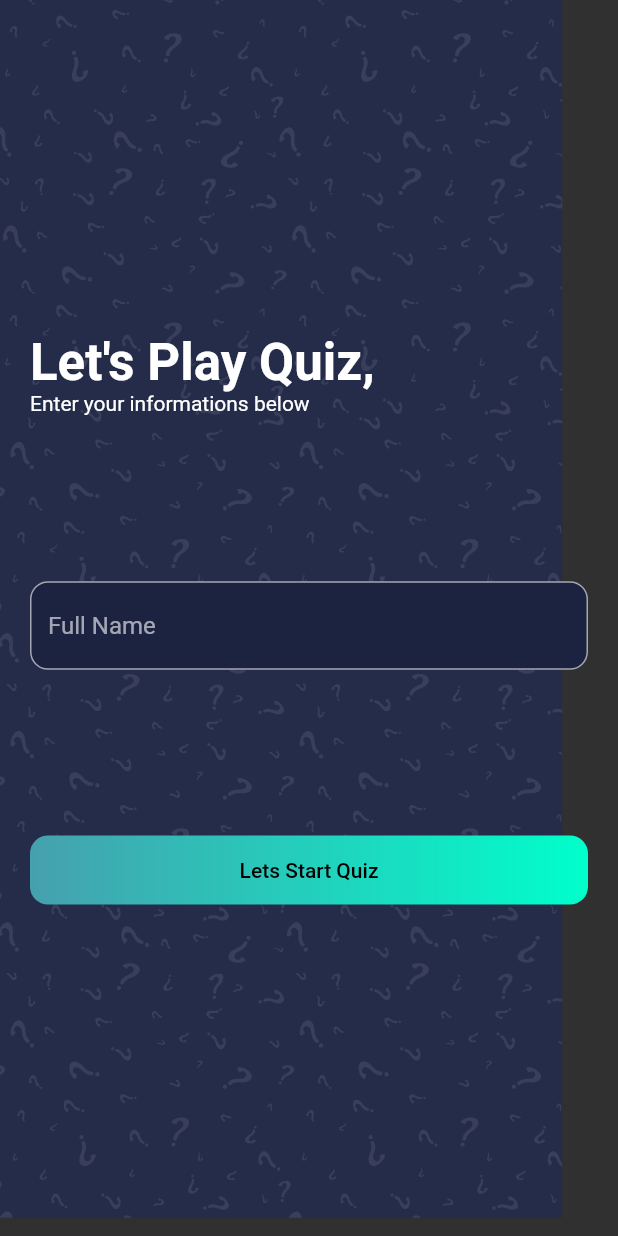
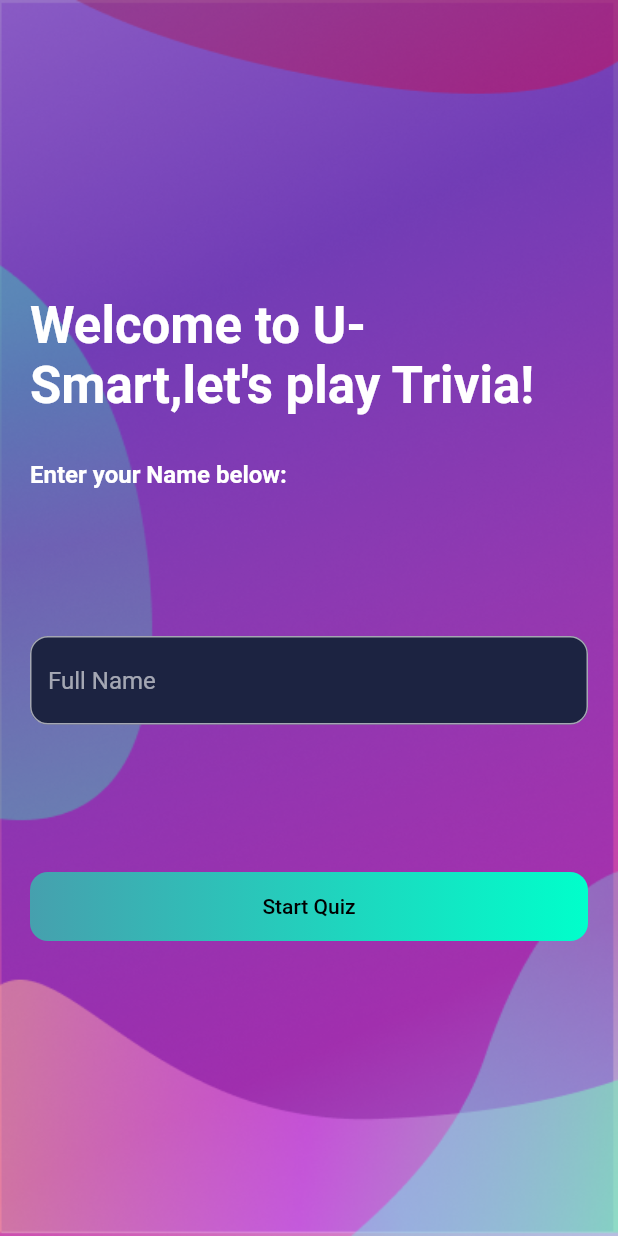
Before and after one commit to Phyya/Usmarts, a Flutter app: the screen it shows after launch, on a phone screen of 412 x 824 dp. Run offline on Flutter 3.47's test engine with Material 2 defaults, Android fonts, the light colour scheme and no system bars; our stand-ins replace flutter_svg, get.

Commit message:
background update

```diff
--- a/lib/models/Questions.dart
+++ b/lib/models/Questions.dart
@@ -16,7 +16,7 @@ const List sample_data = [
   },
   {
     "id": 2,
-    "question": "When google release Flutter.",
+    "question": "In what year did Google release Flutter?",
     "options": ['Jun 2017', 'Jun 2017', 'May 2017', 'May 2018'],
     "answer_index": 2,
   },
--- a/lib/screens/quiz/components/option.dart
+++ b/lib/screens/quiz/components/option.dart
@@ -53,8 +53,8 @@ class Option extends StatelessWidget {
                     style: TextStyle(color: getTheRightColor(), fontSize: 16),
                   ),
                   Container(
-                    height: 26,
-                    width: 26,
+                    height: 20,
+                    width: 20,
                     decoration: BoxDecoration(
                       color: getTheRightColor() == kGrayColor
                           ? Colors.transparent
--- a/lib/screens/quiz/quiz_screen.dart
+++ b/lib/screens/quiz/quiz_screen.dart
@@ -11,8 +11,7 @@ class QuizScreen extends StatelessWidget {
     return Scaffold(
       extendBodyBehindAppBar: true,
       appBar: AppBar(
-        // Fluttter show the back button automatically
-        backgroundColor: Colors.transparent,
+        backgroundColor: Color.fromARGB(0, 204, 18, 221),
         elevation: 0,
         actions: [
           TextButton(onPressed: _controller.nextQuestion, child: Text("Skip")),
--- a/lib/screens/welcome/welcome_screen.dart
+++ b/lib/screens/welcome/welcome_screen.dart
@@ -1,5 +1,4 @@
 import 'package:flutter/material.dart';
-import 'package:flutter_svg/svg.dart';
 import 'package:get/get.dart';
 import 'package:quiz_app/constants.dart';
 import 'package:quiz_app/screens/quiz/quiz_screen.dart';
@@ -8,10 +7,14 @@ class WelcomeScreen extends StatelessWidget {
   @override
   Widget build(BuildContext context) {
     return Scaffold(
-      body: Stack(
-        children: [
-          SvgPicture.asset("assets/icons/bg.svg", fit: BoxFit.fill),
-          SafeArea(
+      body: Container(
+        decoration: BoxDecoration(
+          image: DecorationImage(
+            image: AssetImage('assets/images/category.png'),
+            fit: BoxFit.fill,
+          ),
+        ),
+        child: SafeArea(
           child: Padding(
             padding: const EdgeInsets.symmetric(horizontal: kDefaultPadding),
             child: Column(
@@ -19,12 +22,18 @@ class WelcomeScreen extends StatelessWidget {
               children: [
                 Spacer(flex: 2), //2/6
                 Text(
-                    "Let's Play Quiz,",
-                    style: Theme.of(context).textTheme.headline4.copyWith(
-                        color: Colors.white, fontWeight: FontWeight.bold),
+                  "Welcome to U-Smart,let's play Trivia!",
+                  style: Theme.of(context).textTheme.headlineMedium.copyWith(
+                      color: Color.fromRGBO(255, 255, 255, 1), fontWeight: FontWeight.bold),
                 ),
-                  Text("Enter your informations below"),
-                  Spacer(), // 1/6
+                SizedBox(height: 30,),
+                Text("Enter your Name below:",
+                style: TextStyle(
+                  fontSize: 16,
+                  fontWeight: FontWeight.bold,
+                ),
+                ),
+                Spacer(),
                 TextField(
                   decoration: InputDecoration(
                     filled: true,
@@ -35,7 +44,7 @@ class WelcomeScreen extends StatelessWidget {
                     ),
                   ),
                 ),
-                  Spacer(), // 1/6
+                Spacer(),
                 InkWell(
                   onTap: () => Get.to(QuizScreen()),
                   child: Container(
@@ -47,10 +56,10 @@ class WelcomeScreen extends StatelessWidget {
                       borderRadius: BorderRadius.all(Radius.circular(12)),
                     ),
                     child: Text(
-                        "Lets Start Quiz",
+                      "Start Quiz",
                       style: Theme.of(context)
                           .textTheme
-                            .button
+                          .labelLarge
                           .copyWith(color: Colors.black),
                     ),
                   ),
@@ -60,8 +69,75 @@ class WelcomeScreen extends StatelessWidget {
             ),
           ),
         ),
-        ],
       ),
     );
   }
 }
+
+// import 'package:flutter/material.dart';
+// import 'package:flutter_svg/svg.dart';
+// import 'package:get/get.dart';
+// import 'package:quiz_app/constants.dart';
+// import 'package:quiz_app/screens/quiz/quiz_screen.dart';
+
+// class WelcomeScreen extends StatelessWidget {
+//   @override
+//   Widget build(BuildContext context) {
+//     return Scaffold(
+//       body: Stack(
+//         children: [
+//           SvgPicture.asset("assets/icons/bg.svg", fit: BoxFit.fill),
+//           SafeArea(
+//             child: Padding(
+//               padding: const EdgeInsets.symmetric(horizontal: kDefaultPadding),
+//               child: Column(
+//                 crossAxisAlignment: CrossAxisAlignment.start,
+//                 children: [
+//                   Spacer(flex: 2), //2/6
+//                   Text(
+//                     "Welcome to USmart, let's play Trivia,",
+//                     style: Theme.of(context).textTheme.headline4.copyWith(
+//                         color: Colors.white, fontWeight: FontWeight.bold),
+//                   ),
+//                   Text("Enter your Name below"),
+//                   Spacer(), // 1/6
+//                   TextField(
+//                     decoration: InputDecoration(
+//                       filled: true,
+//                       fillColor: Color(0xFF1C2341),
+//                       hintText: "Full Name",
+//                       border: OutlineInputBorder(
+//                         borderRadius: BorderRadius.all(Radius.circular(12)),
+//                       ),
+//                     ),
+//                   ),
+//                   Spacer(), // 1/6
+//                   InkWell(
+//                     onTap: () => Get.to(QuizScreen()),
+//                     child: Container(
+//                       width: double.infinity,
+//                       alignment: Alignment.center,
+//                       padding: EdgeInsets.all(kDefaultPadding * 0.75), // 15
+//                       decoration: BoxDecoration(
+//                         gradient: kPrimaryGradient,
+//                         borderRadius: BorderRadius.all(Radius.circular(12)),
+//                       ),
+//                       child: Text(
+//                         "Lets Start Quiz",
+//                         style: Theme.of(context)
+//                             .textTheme
+//                             .labelLarge
+//                             .copyWith(color: Colors.black),
+//                       ),
+//                     ),
+//                   ),
+//                   Spacer(flex: 2), // it will take 2/6 spaces
+//                 ],
+//               ),
+//             ),
+//           ),
+//         ],
+//       ),
+//     );
+//   }
+// }
--- a/pubspec.yaml
+++ b/pubspec.yaml
@@ -50,7 +50,7 @@ flutter:
 
   # To add assets to your application, add an assets section, like this:
   assets:
-    - assets/icons/
+    - assets/images/
   #   - images/a_dot_ham.jpeg
 
   # An image asset can refer to one or more resolution-specific "variants", see
```
Also changed, not shown: lib/screens/quiz/components/body.dart (+11 -12 lines), lib/screens/quiz/components/progress_bar.dart (+2 -5 lines), lib/screens/score/score_screen.dart (+55 -9 lines), assets/icons/bg.svg (deleted), assets/images/category.png (added). Lines whose indentation alone changed are shown as unchanged.
